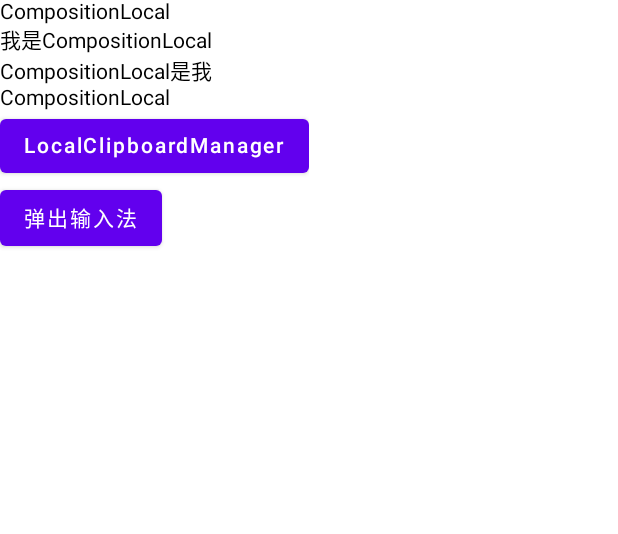
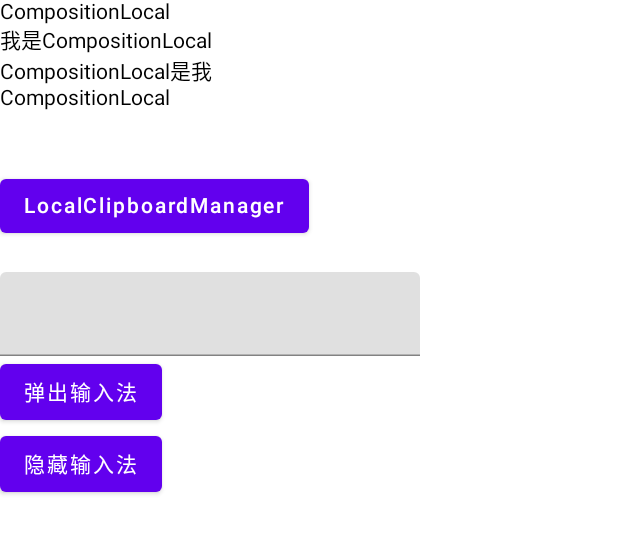
Before and after one commit to jianwenzhou/ComposeMaster, an Android app built with Jetpack Compose: the @Preview function MyCompositionLocalPreView, on a phone screen of 412 x 824 dp. Shown: the top 534 px of the screen. Run offline under Robolectric (Android 15) with nearby library versions, the phone set to English and light mode, and no system bars.

Commit message:
富文本

```diff
--- a/app/src/main/java/com/jianwen/composemaster/data/Const.kt
+++ b/app/src/main/java/com/jianwen/composemaster/data/Const.kt
@@ -49,4 +49,7 @@ object Const {
     //数据流
     const val CompositionLocal = "CompositionLocal"
 
+    //富文本
+    const val RichText = "RichText"
+
 }
--- a/app/src/main/java/com/jianwen/composemaster/ui/layout/MyCompositionLocal.kt
+++ b/app/src/main/java/com/jianwen/composemaster/ui/layout/MyCompositionLocal.kt
@@ -1,20 +1,24 @@
 package com.jianwen.composemaster.ui.layout
 
 import android.widget.Toast
+import androidx.compose.foundation.background
+import androidx.compose.foundation.interaction.FocusInteraction
 import androidx.compose.foundation.layout.Column
+import androidx.compose.foundation.layout.Spacer
+import androidx.compose.foundation.layout.fillMaxSize
+import androidx.compose.foundation.layout.size
 import androidx.compose.material.Button
+import androidx.compose.material.MaterialTheme
 import androidx.compose.material.Text
-import androidx.compose.runtime.Composable
-import androidx.compose.runtime.CompositionLocalProvider
-import androidx.compose.runtime.compositionLocalOf
+import androidx.compose.material.TextField
+import androidx.compose.runtime.*
 import androidx.compose.ui.ExperimentalComposeUiApi
-import androidx.compose.ui.platform.LocalClipboardManager
-import androidx.compose.ui.platform.LocalContext
-import androidx.compose.ui.platform.LocalLifecycleOwner
-import androidx.compose.ui.platform.LocalSoftwareKeyboardController
+import androidx.compose.ui.Modifier
+import androidx.compose.ui.focus.FocusDirection
+import androidx.compose.ui.platform.*
 import androidx.compose.ui.text.AnnotatedString
 import androidx.compose.ui.tooling.preview.Preview
-import androidx.lifecycle.Lifecycle
+import androidx.compose.ui.unit.dp
 
 
 /**
@@ -32,30 +36,53 @@ val textCompositionLocal = compositionLocalOf { "CompositionLocal" }
 @OptIn(ExperimentalComposeUiApi::class)
 @Composable
 fun MyCompositionLocal() {
-    Column {
+    Column(
+        modifier = Modifier
+            .fillMaxSize()
+            .background(MaterialTheme.colors.surface)
+    ) {
         //自定义CompositionLocal
         TextCompositionLocalText()
 
+        Spacer(modifier = Modifier.size(20.dp))
+
+        //上下文
+        val context = LocalContext.current
+        Toast.makeText(context, "LocalContext", Toast.LENGTH_SHORT).show()
+
+        Spacer(modifier = Modifier.size(20.dp))
+
         //剪切板
         val clipboardManager = LocalClipboardManager.current
-        Button(onClick = { clipboardManager.setText(AnnotatedString("LocalClipboardManager")) }) {
+        Button(onClick = {
+            clipboardManager.setText(AnnotatedString("LocalClipboardManager"))
+            Toast.makeText(context, "复制成功:" + clipboardManager.getText(), Toast.LENGTH_SHORT).show()
+        }) {
             Text(text = "LocalClipboardManager")
         }
 
 
+        Spacer(modifier = Modifier.size(20.dp))
+
         //输入法
+        var textField by remember { mutableStateOf("") }
+        TextField(value = textField, onValueChange = { textField = it })
         val keyboard = LocalSoftwareKeyboardController.current
-        Button(onClick = { keyboard?.show() }) {
+        Button(onClick = {
+            keyboard?.show()
+        }) {
             Text(text = "弹出输入法")
         }
+        Button(onClick = {
+            keyboard?.hide()
+        }) {
+            Text(text = "隐藏输入法")
+        }
+
+        Spacer(modifier = Modifier.size(20.dp))
 
         //生命周期
         val lifecycle = LocalLifecycleOwner.current.lifecycle
-
-
-        //上下文
-        val context = LocalContext.current
-        Toast.makeText(context, "LocalContext", Toast.LENGTH_SHORT).show()
 
     }
 }
```
Also changed, not shown: app/src/main/java/com/jianwen/composemaster/MainViewModel.kt (+11 -3 lines), app/src/main/java/com/jianwen/composemaster/simple/SimpleCompose.kt (+17 -0 lines), app/src/main/java/com/jianwen/composemaster/ui/layout/MyRichText.kt (added, +107 -0 lines).
